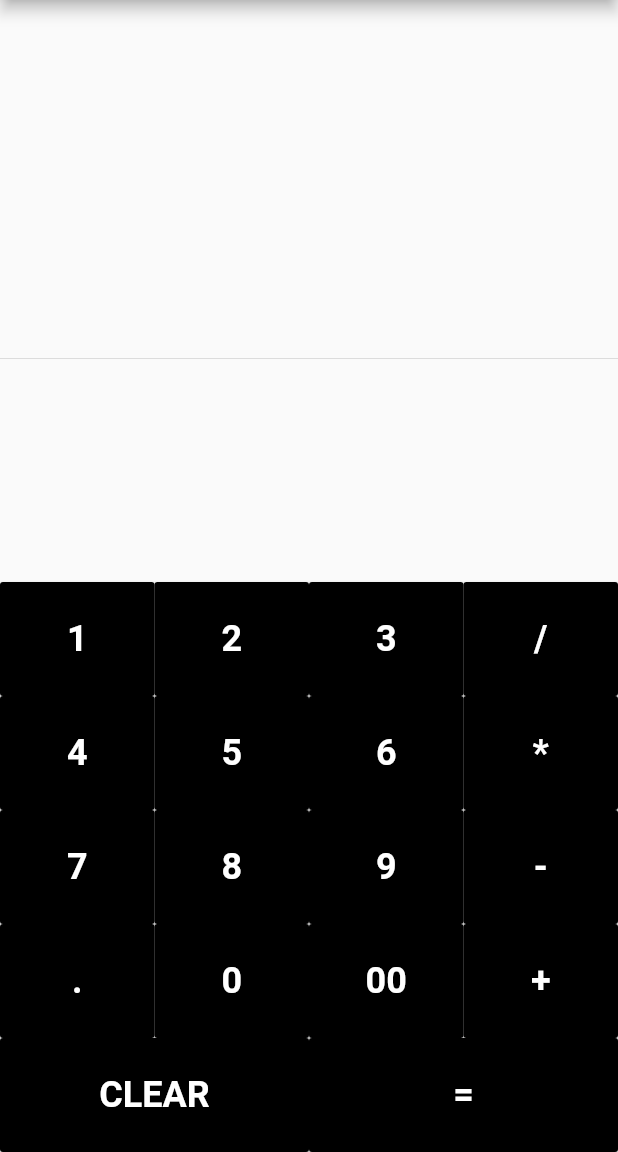
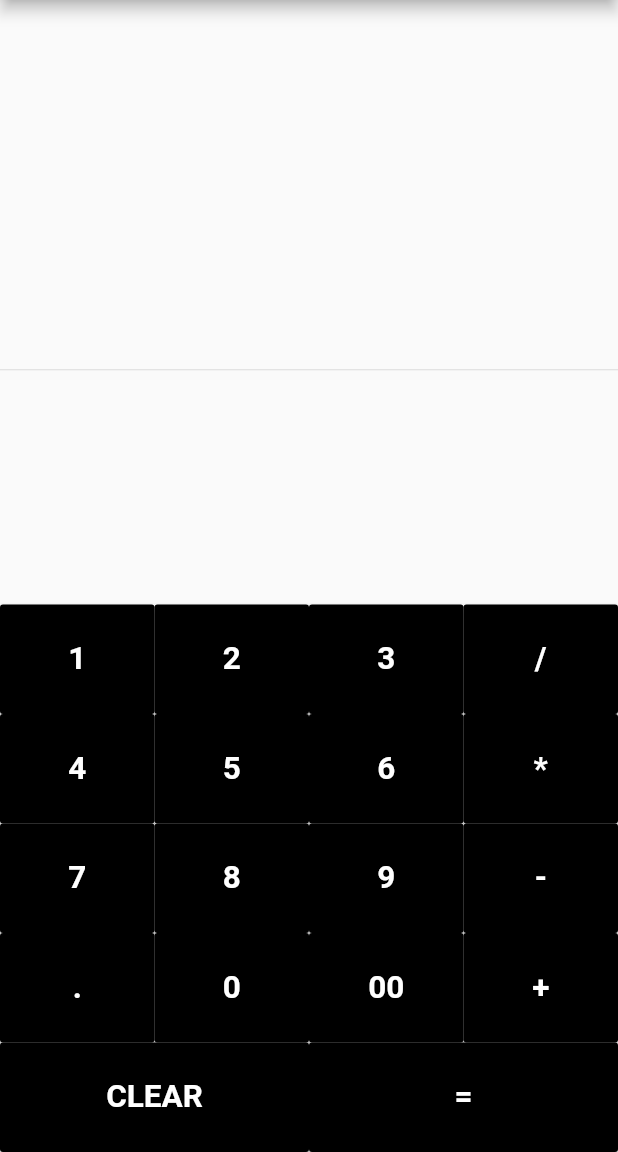
Before and after one commit to asMBleh/Flutty_Calculator, a Flutter app: the screen it shows after launch, on a phone screen of 412 x 824 dp, the part 84-1236 px from its top. Run offline on Flutter 3.47's test engine with Material 2 defaults, Android fonts, the phone set to English and light mode, and no system bars.

Commit message:
first commit

```diff
--- a/lib/main.dart
+++ b/lib/main.dart
@@ -75,7 +75,7 @@ class _MyHomePageState extends State<MyHomePage> {
     return Expanded(
       child: new MaterialButton(
         child: new Text(buttonText ,style:TextStyle(
-            fontSize: 24.0,
+            fontSize: 21.0,
             fontWeight: FontWeight.bold
         )),
         onPressed:() =>
```
